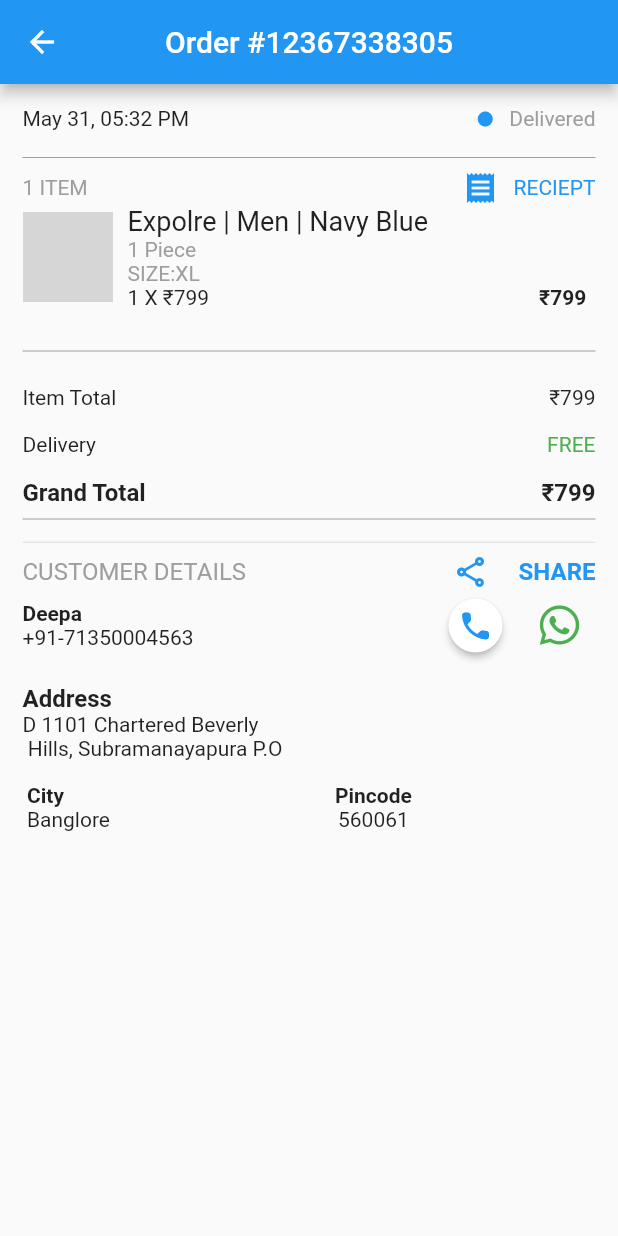
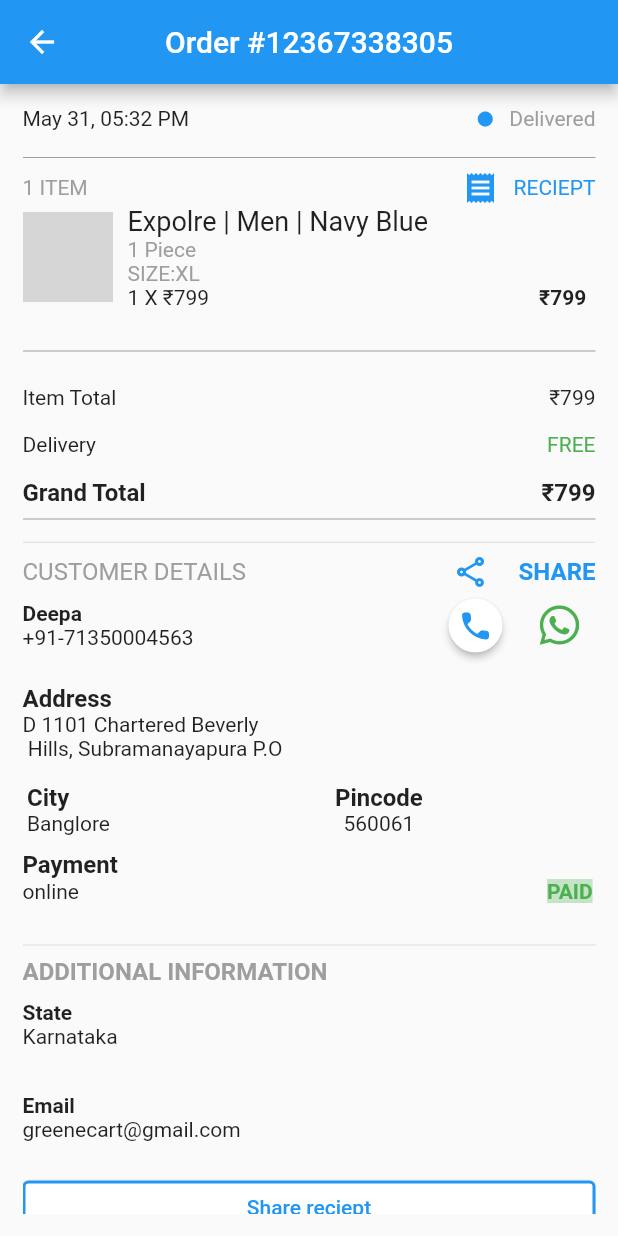
Before and after one commit to athulpp/flutter_ui_design5, a Flutter app: the screen it shows after launch, on a phone screen of 412 x 824 dp. Run offline on Flutter 3.47's test engine with Material 2 defaults, Android fonts, the phone set to English and light mode, and no system bars; our stand-ins replace font_awesome_flutter; network calls fail; grey boxes are pictures that could not be loaded.

Commit message:
added contents

```diff
--- a/lib/order.dart
+++ b/lib/order.dart
@@ -14,7 +14,7 @@ class Order extends StatelessWidget {
       ),
       body: Padding(
         padding: const EdgeInsets.all(15.0),
-        child: Column(
+        child: ListView(
           children: [
             Row(
               mainAxisAlignment: MainAxisAlignment.spaceBetween,
@@ -61,7 +61,10 @@ class Order extends StatelessWidget {
                       Icons.receipt,
                       color: Colors.blue,
                     ),
-                    Text('RECIEPT',style: TextStyle(color: Colors.blue),)
+                    Text(
+                      'RECIEPT',
+                      style: TextStyle(color: Colors.blue),
+                    )
                   ],
                 ),
               ],
@@ -209,7 +212,11 @@ class Order extends StatelessWidget {
                       ),
                     ),
                     IconButton(
-                        icon: FaIcon(FontAwesomeIcons.whatsapp,color: Colors.green,size: 30,),
+                        icon: FaIcon(
+                          FontAwesomeIcons.whatsapp,
+                          color: Colors.green,
+                          size: 30,
+                        ),
                         onPressed: () {}),
                   ],
                 )
@@ -237,13 +244,15 @@ class Order extends StatelessWidget {
               height: 15,
             ),
             Row(
-              mainAxisAlignment:MainAxisAlignment.start,
+              mainAxisAlignment: MainAxisAlignment.start,
               children: [
                 Padding(padding: EdgeInsets.only(left: 3)),
                 Column(
                   crossAxisAlignment: CrossAxisAlignment.start,
                   children: [
-                    Text('City', style: TextStyle(fontWeight: FontWeight.bold)),
+                    Text('City',
+                        style: TextStyle(
+                            fontWeight: FontWeight.bold, fontSize: 16)),
                     Text('Banglore')
                   ],
                 ),
@@ -253,12 +262,93 @@ class Order extends StatelessWidget {
                   children: [
                     Text(
                       'Pincode',
-                      style: TextStyle(fontWeight: FontWeight.bold),
+                      style:
+                          TextStyle(fontWeight: FontWeight.bold, fontSize: 16),
                     ),
                     Text('560061')
                   ],
-                )
+                ),
               ],
+            ),
+            SizedBox(
+              height: 10,
+            ),
+            Row(
+              children: [
+                Column(crossAxisAlignment: CrossAxisAlignment.start, children: [
+                  Text(
+                    'Payment',
+                    style: TextStyle(fontWeight: FontWeight.bold, fontSize: 16),
+                  ),
+                  Row(
+                    children: [
+                      Text('online'),
+                      SizedBox(
+                        width: 312,
+                      ),
+                      Container(
+                        decoration:
+                            BoxDecoration(color: Colors.green.withOpacity(0.3)),
+                        child: Text(
+                          'PAID',
+                          style: TextStyle(
+                              color: Colors.green, fontWeight: FontWeight.bold),
+                        ),
+                      ),
+                    ],
+                  ),
+                ])
+              ],
+            ),
+            SizedBox(
+              height: 20,
+            ),
+            Divider(),
+            Row(mainAxisAlignment: MainAxisAlignment.start, children: [
+              Text(
+                'ADDITIONAL INFORMATION',
+                style: TextStyle(
+                    fontSize: 16,
+                    fontWeight: FontWeight.bold,
+                    color: Colors.grey),
+              ),
+            ]),
+            SizedBox(
+              height: 10,
+            ),
+            Column(
+              crossAxisAlignment: CrossAxisAlignment.start,
+              children: [
+                Text(
+                  'State',
+                  style: TextStyle(fontWeight: FontWeight.bold, fontSize: 14),
+                ),
+                Text('Karnataka'),
+                SizedBox(
+                  height: 30,
+                ),
+                Text(
+                  'Email',
+                  style: TextStyle(fontWeight: FontWeight.bold),
+                ),
+                Text('greenecart@gmail.com')
+              ],
+            ),
+            SizedBox(
+              height: 20,
+            ),
+            Container(
+              width: double.infinity,
+              child: ElevatedButton(
+                onPressed: () {},
+                style: ElevatedButton.styleFrom(
+                    primary: Colors.white,
+                    side: BorderSide(width: 2, color: Colors.blue)),
+                child: Text(
+                  'Share reciept',
+                  style: TextStyle(color: Colors.blue),
+                ),
+              ),
             )
           ],
         ),
```
